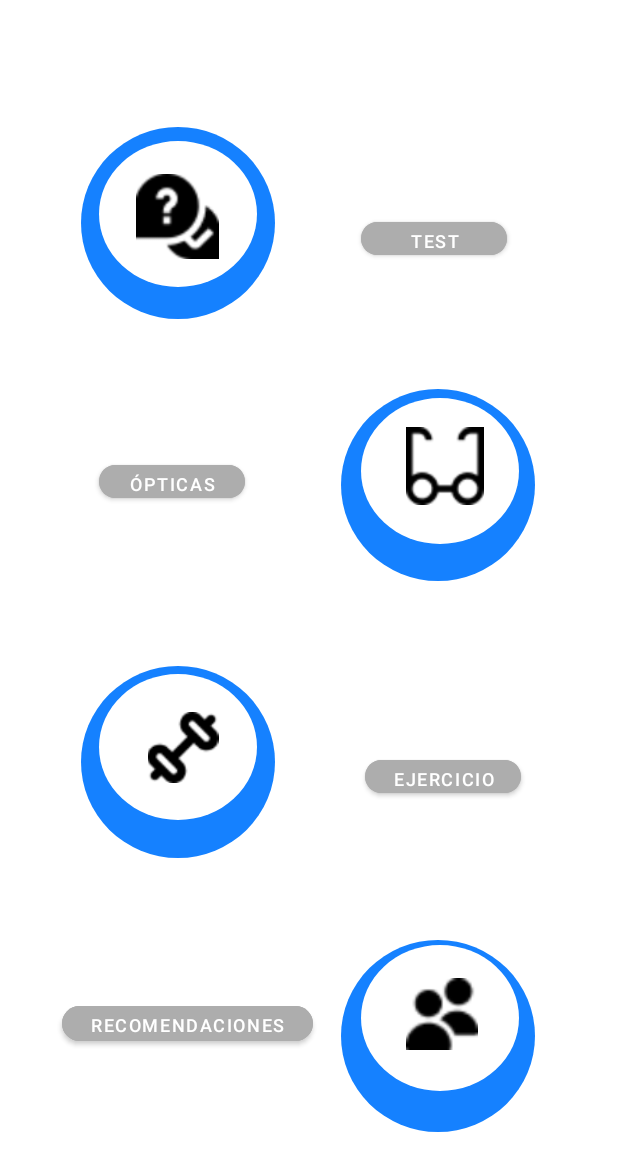
After one commit to Brandon1402/aplicativo-movil, an Android app: the Menu screen opened directly, with no data from a screen before it, on a phone screen of 412 x 824 dp. The commit adds this screen. Shown: the top 1171 px of the screen. Run offline under Robolectric (Android 15) with nearby library versions, the phone set to English and light mode, and no system bars; Roboto replaces fonts that are not available here.

Commit message:
Se realiza adelanto de menu

```diff
--- a/app/src/main/AndroidManifest.xml
+++ b/app/src/main/AndroidManifest.xml
@@ -12,6 +12,13 @@
         android:supportsRtl="true"
         android:theme="@style/Theme.Optimhapp"
         tools:targetApi="31">
+        <activity
+            android:name=".Menu"
+            android:exported="false">
+            <meta-data
+                android:name="android.app.lib_name"
+                android:value="" />
+        </activity>
         <activity
             android:name=".OlvidoContrasena"
             android:exported="false">
--- /dev/null
+++ b/app/src/main/java/com/example/optimhapp/Menu.kt
@@ -0,0 +1,11 @@
+package com.example.optimhapp
+
+import androidx.appcompat.app.AppCompatActivity
+import android.os.Bundle
+
+class Menu : AppCompatActivity() {
+    override fun onCreate(savedInstanceState: Bundle?) {
+        super.onCreate(savedInstanceState)
+        setContentView(R.layout.activity_menu)
+    }
+}
--- /dev/null
+++ b/app/src/main/res/drawable/ellipse_18__1_.xml
@@ -0,0 +1,9 @@
+<vector xmlns:android="http://schemas.android.com/apk/res/android"
+    android:width="105dp"
+    android:height="97dp"
+    android:viewportWidth="105"
+    android:viewportHeight="97">
+  <path
+      android:pathData="M0,48.5a52.5,48.5 0,1 0,105 0a52.5,48.5 0,1 0,-105 0z"
+      android:fillColor="#ffffff"/>
+</vector>
--- /dev/null
+++ b/app/src/main/res/drawable/ellipse_8__2_.xml
@@ -0,0 +1,9 @@
+<vector xmlns:android="http://schemas.android.com/apk/res/android"
+    android:width="129dp"
+    android:height="128dp"
+    android:viewportWidth="129"
+    android:viewportHeight="128">
+  <path
+      android:pathData="M0,64a64.5,64 0,1 0,129 0a64.5,64 0,1 0,-129 0z"
+      android:fillColor="#1581FF"/>
+</vector>
--- a/app/src/main/res/layout/activity_creac_cuenta.xml
+++ b/app/src/main/res/layout/activity_creac_cuenta.xml
@@ -77,8 +77,8 @@
             android:layout_marginBottom="598dp"
             android:background="@drawable/rectangle_8"
             android:ems="10"
-            android:inputType="textPersonName"
-            android:text="Nombre completo" />
+            android:hint="Nombre completo"
+            android:inputType="textPersonName" />
 
         <EditText
             android:id="@+id/editTextTextEmailAddress2"
@@ -94,8 +94,8 @@
             android:layout_marginBottom="528dp"
             android:background="@drawable/correo"
             android:ems="10"
-            android:inputType="textEmailAddress"
-            android:text="correo electronico" />
+            android:hint="Correo electronico"
+            android:inputType="textEmailAddress" />
 
         <EditText
             android:id="@+id/editTextTextPassword2"
@@ -111,8 +111,8 @@
             android:layout_marginBottom="463dp"
             android:background="@drawable/rectangle_9"
             android:ems="10"
-            android:inputType="textPassword"
-            android:text="contraseña" />
+            android:hint="Contraseña"
+            android:inputType="textPassword" />
 
         <Button
             android:id="@+id/button8"
--- /dev/null
+++ b/app/src/main/res/layout/activity_menu.xml
@@ -0,0 +1,216 @@
+<?xml version="1.0" encoding="utf-8"?>
+<androidx.constraintlayout.widget.ConstraintLayout xmlns:android="http://schemas.android.com/apk/res/android"
+    xmlns:app="http://schemas.android.com/apk/res-auto"
+    xmlns:tools="http://schemas.android.com/tools"
+    android:layout_width="match_parent"
+    android:layout_height="match_parent"
+    tools:context=".Menu">
+
+    <ImageView
+        android:id="@+id/imageView14"
+        android:layout_width="wrap_content"
+        android:layout_height="wrap_content"
+        app:layout_constraintBottom_toBottomOf="parent"
+        app:layout_constraintEnd_toEndOf="parent"
+        app:layout_constraintHorizontal_bias="0.191"
+        app:layout_constraintStart_toStartOf="parent"
+        app:layout_constraintTop_toTopOf="parent"
+        app:layout_constraintVertical_bias="0.122"
+        app:srcCompat="@drawable/ellipse_8__2_" />
+
+    <ImageView
+        android:id="@+id/imageView15"
+        android:layout_width="wrap_content"
+        android:layout_height="wrap_content"
+        app:layout_constraintBottom_toBottomOf="parent"
+        app:layout_constraintEnd_toEndOf="parent"
+        app:layout_constraintHorizontal_bias="0.804"
+        app:layout_constraintStart_toStartOf="parent"
+        app:layout_constraintTop_toTopOf="parent"
+        app:layout_constraintVertical_bias="0.373"
+        app:srcCompat="@drawable/ellipse_8__2_" />
+
+    <ImageView
+        android:id="@+id/imageView16"
+        android:layout_width="wrap_content"
+        android:layout_height="wrap_content"
+        app:layout_constraintBottom_toBottomOf="parent"
+        app:layout_constraintEnd_toEndOf="parent"
+        app:layout_constraintHorizontal_bias="0.191"
+        app:layout_constraintStart_toStartOf="parent"
+        app:layout_constraintTop_toTopOf="parent"
+        app:layout_constraintVertical_bias="0.638"
+        app:srcCompat="@drawable/ellipse_8__2_" />
+
+    <ImageView
+        android:id="@+id/imageView17"
+        android:layout_width="wrap_content"
+        android:layout_height="wrap_content"
+        app:layout_constraintBottom_toBottomOf="parent"
+        app:layout_constraintEnd_toEndOf="parent"
+        app:layout_constraintHorizontal_bias="0.804"
+        app:layout_constraintStart_toStartOf="parent"
+        app:layout_constraintTop_toTopOf="parent"
+        app:layout_constraintVertical_bias="0.9"
+        app:srcCompat="@drawable/ellipse_8__2_" />
+
+    <ImageView
+        android:id="@+id/imageView18"
+        android:layout_width="wrap_content"
+        android:layout_height="wrap_content"
+        app:layout_constraintBottom_toBottomOf="parent"
+        app:layout_constraintEnd_toEndOf="parent"
+        app:layout_constraintHorizontal_bias="0.215"
+        app:layout_constraintStart_toStartOf="parent"
+        app:layout_constraintTop_toTopOf="parent"
+        app:layout_constraintVertical_bias="0.129"
+        app:srcCompat="@drawable/ellipse_18__1_" />
+
+    <ImageView
+        android:id="@+id/imageView19"
+        android:layout_width="wrap_content"
+        android:layout_height="wrap_content"
+        app:layout_constraintBottom_toBottomOf="parent"
+        app:layout_constraintEnd_toEndOf="parent"
+        app:layout_constraintHorizontal_bias="0.784"
+        app:layout_constraintStart_toStartOf="parent"
+        app:layout_constraintTop_toTopOf="parent"
+        app:layout_constraintVertical_bias="0.365"
+        app:srcCompat="@drawable/ellipse_18__1_" />
+
+    <ImageView
+        android:id="@+id/imageView20"
+        android:layout_width="wrap_content"
+        android:layout_height="wrap_content"
+        app:layout_constraintBottom_toBottomOf="parent"
+        app:layout_constraintEnd_toEndOf="parent"
+        app:layout_constraintHorizontal_bias="0.215"
+        app:layout_constraintStart_toStartOf="parent"
+        app:layout_constraintTop_toTopOf="parent"
+        app:layout_constraintVertical_bias="0.618"
+        app:srcCompat="@drawable/ellipse_18__1_" />
+
+    <ImageView
+        android:id="@+id/imageView21"
+        android:layout_width="wrap_content"
+        android:layout_height="wrap_content"
+        app:layout_constraintBottom_toBottomOf="parent"
+        app:layout_constraintEnd_toEndOf="parent"
+        app:layout_constraintHorizontal_bias="0.784"
+        app:layout_constraintStart_toStartOf="parent"
+        app:layout_constraintTop_toTopOf="parent"
+        app:layout_constraintVertical_bias="0.867"
+        app:srcCompat="@drawable/ellipse_18__1_" />
+
+    <ImageView
+        android:id="@+id/imageView22"
+        android:layout_width="56dp"
+        android:layout_height="52dp"
+        app:layout_constraintBottom_toBottomOf="parent"
+        app:layout_constraintEnd_toEndOf="parent"
+        app:layout_constraintHorizontal_bias="0.754"
+        app:layout_constraintStart_toStartOf="parent"
+        app:layout_constraintTop_toTopOf="parent"
+        app:layout_constraintVertical_bias="0.369"
+        app:srcCompat="@drawable/image_1__2_" />
+
+    <ImageView
+        android:id="@+id/imageView23"
+        android:layout_width="55dp"
+        android:layout_height="58dp"
+        app:layout_constraintBottom_toBottomOf="parent"
+        app:layout_constraintEnd_toEndOf="parent"
+        app:layout_constraintHorizontal_bias="0.255"
+        app:layout_constraintStart_toStartOf="parent"
+        app:layout_constraintTop_toTopOf="parent"
+        app:layout_constraintVertical_bias="0.151"
+        app:srcCompat="@drawable/image_2__1_" />
+
+    <ImageView
+        android:id="@+id/imageView24"
+        android:layout_width="61dp"
+        android:layout_height="47dp"
+        app:layout_constraintBottom_toBottomOf="parent"
+        app:layout_constraintEnd_toEndOf="parent"
+        app:layout_constraintHorizontal_bias="0.26"
+        app:layout_constraintStart_toStartOf="parent"
+        app:layout_constraintTop_toTopOf="parent"
+        app:layout_constraintVertical_bias="0.611"
+        app:srcCompat="@drawable/image_3__1_" />
+
+    <ImageView
+        android:id="@+id/imageView25"
+        android:layout_width="52dp"
+        android:layout_height="48dp"
+        app:layout_constraintBottom_toBottomOf="parent"
+        app:layout_constraintEnd_toEndOf="parent"
+        app:layout_constraintHorizontal_bias="0.746"
+        app:layout_constraintStart_toStartOf="parent"
+        app:layout_constraintTop_toTopOf="parent"
+        app:layout_constraintVertical_bias="0.84"
+        app:srcCompat="@drawable/image_4__1_" />
+
+    <Button
+        android:id="@+id/button10"
+        android:layout_width="97dp"
+        android:layout_height="34dp"
+        android:backgroundTint="@color/gris"
+        android:text="@string/tes"
+        android:textColor="@color/white"
+        android:textSize="12sp"
+        app:cornerRadius="80dp"
+        app:layout_constraintBottom_toBottomOf="parent"
+        app:layout_constraintEnd_toEndOf="parent"
+        app:layout_constraintHorizontal_bias="0.764"
+        app:layout_constraintStart_toStartOf="parent"
+        app:layout_constraintTop_toTopOf="parent"
+        app:layout_constraintVertical_bias="0.18" />
+
+    <Button
+        android:id="@+id/button11"
+        android:layout_width="97dp"
+        android:layout_height="34dp"
+        android:backgroundTint="@color/gris"
+        android:text="@string/opti"
+        android:textColor="@color/white"
+        android:textSize="12sp"
+        app:cornerRadius="80dp"
+        app:layout_constraintBottom_toBottomOf="parent"
+        app:layout_constraintEnd_toEndOf="parent"
+        app:layout_constraintHorizontal_bias="0.21"
+        app:layout_constraintStart_toStartOf="parent"
+        app:layout_constraintTop_toTopOf="parent"
+        app:layout_constraintVertical_bias="0.385" />
+
+    <Button
+        android:id="@+id/button12"
+        android:layout_width="104dp"
+        android:layout_height="34dp"
+        android:backgroundTint="@color/gris"
+        android:text="@string/ejer"
+        android:textColor="@color/white"
+        android:textSize="12sp"
+        app:cornerRadius="80dp"
+        app:layout_constraintBottom_toBottomOf="parent"
+        app:layout_constraintEnd_toEndOf="parent"
+        app:layout_constraintHorizontal_bias="0.789"
+        app:layout_constraintStart_toStartOf="parent"
+        app:layout_constraintTop_toTopOf="parent"
+        app:layout_constraintVertical_bias="0.634" />
+
+    <Button
+        android:id="@+id/button13"
+        android:layout_width="167dp"
+        android:layout_height="35dp"
+        android:backgroundTint="@color/gris"
+        android:text="@string/recomen"
+        android:textColor="@color/white"
+        android:textSize="12sp"
+        app:cornerRadius="80dp"
+        app:layout_constraintBottom_toBottomOf="parent"
+        app:layout_constraintEnd_toEndOf="parent"
+        app:layout_constraintHorizontal_bias="0.168"
+        app:layout_constraintStart_toStartOf="parent"
+        app:layout_constraintTop_toTopOf="parent"
+        app:layout_constraintVertical_bias="0.843" />
+</androidx.constraintlayout.widget.ConstraintLayout>
--- a/app/src/main/res/values/strings.xml
+++ b/app/src/main/res/values/strings.xml
@@ -7,6 +7,10 @@
     <string name="olvido">¿Necesitas ayuda con tu contraseña?</string>
     <string name="Intru">Para iniciar con el test de OPTIMHAPP el cual nos ayuda a validar si presentas o no una discapacidad ocular como miopía, astigmatismo e hipermetropía es necesario que tengas en cuenta que el diagnostico no es 100% veridico, es una aproximación de este.</string>
     <string name="aceptar">Aceptar</string>
+    <string name="tes">Test</string>
+    <string name="opti">Ópticas</string>
+    <string name="ejer">Ejercicios</string>
+    <string name="recomen">Recomendaciones</string>
 
 
 </resources>
```
Also changed, not shown: app/src/main/res/drawable/image_1__2_.png (added), app/src/main/res/drawable/image_2__1_.png (added), app/src/main/res/drawable/image_3__1_.png (added), app/src/main/res/drawable/image_4__1_.png (added).
